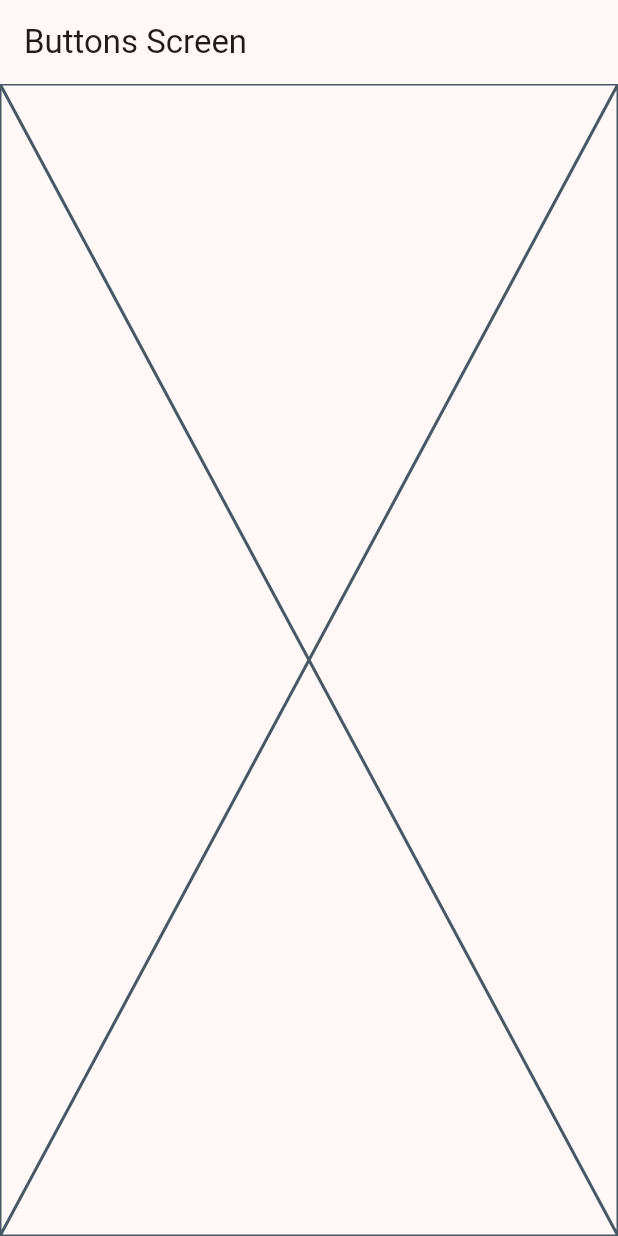
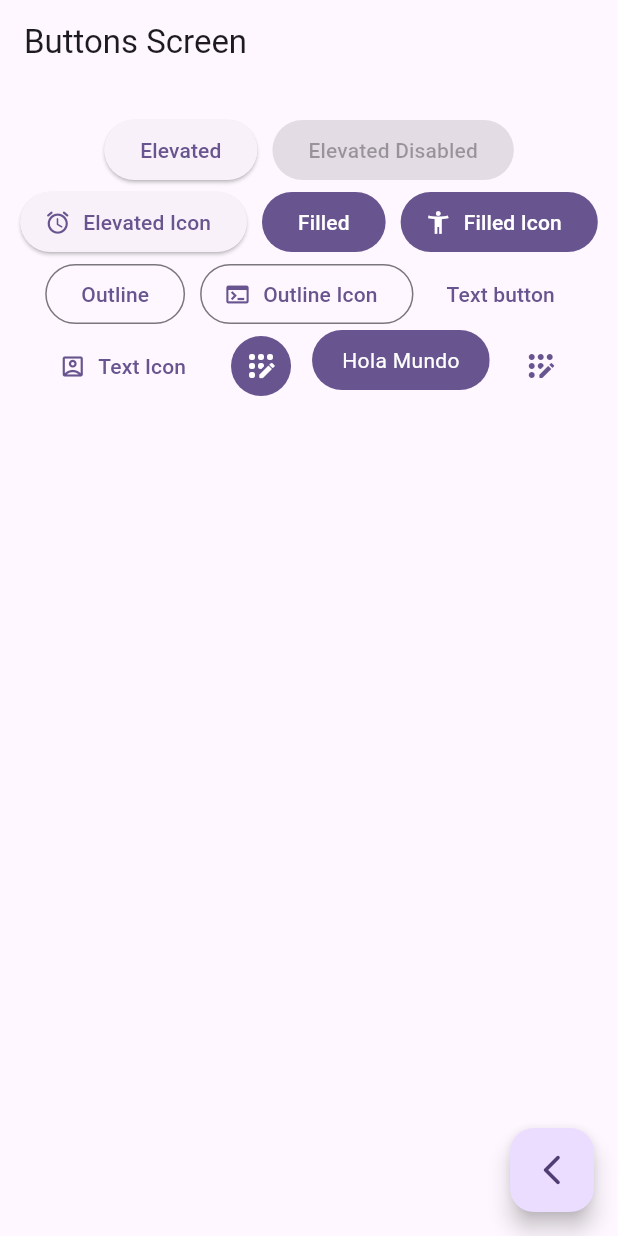
Before and after one commit to Zetien/widgetsappz, a Flutter app: the ButtonsScreen screen opened by its route, on a phone screen of 412 x 824 dp. Run offline on Flutter 3.47's test engine with Material 3 defaults, Android fonts, the phone set to English and light mode, and no system bars; our stand-ins replace go_router.

Commit message:
generacion de botones sobre la vista

```diff
--- a/lib/config/router/app_router.dart
+++ b/lib/config/router/app_router.dart
@@ -6,16 +6,19 @@ final appRouter = GoRouter(
   routes: [
     GoRoute(
       path: '/',
+      name: HomeScreen.name,
       builder: (context, state) => const HomeScreen(),
     ),
 
     GoRoute(
       path: '/buttons',
+      name: ButtonsScreen.name,
       builder: (context, state) => const ButtonsScreen(),
     ),
 
     GoRoute(
       path: '/cards',
+      name: CardsScreen.name,
       builder: (context, state) => const CardsScreen(),
     )
   ]
--- a/lib/main.dart
+++ b/lib/main.dart
@@ -15,7 +15,7 @@ class MainApp extends StatelessWidget {
     return MaterialApp.router(
         routerConfig: appRouter,
         debugShowCheckedModeBanner: false,
-        theme: AppTheme(selectedColor: 3).getTheme(),
+        theme: AppTheme(selectedColor: 5).getTheme(),
     );
   }
 }
--- a/lib/presentation/screens/buttons/buttons_screen.dart
+++ b/lib/presentation/screens/buttons/buttons_screen.dart
@@ -1,6 +1,8 @@
 import 'package:flutter/material.dart';
+import 'package:go_router/go_router.dart';
 
 class ButtonsScreen extends StatelessWidget {
+  static const String name = 'buttons_screen';
   const ButtonsScreen({super.key});
 
   @override
@@ -9,7 +11,95 @@ class ButtonsScreen extends StatelessWidget {
       appBar: AppBar(
         title: const Text('Buttons Screen'),
       ),
-      body: const Placeholder(),
+      body: const _ButtonsViews(),
+      floatingActionButton: FloatingActionButton(
+        child: const Icon(Icons.arrow_back_ios_new_rounded),
+        onPressed: () {
+          context.pop();
+        },
+      ),
     );
   }
 }
+
+class _ButtonsViews extends StatelessWidget {
+  const _ButtonsViews();
+
+  @override
+  Widget build(BuildContext context) {
+    final colors = Theme.of(context).colorScheme;
+    return SizedBox(
+      width: double.infinity,
+      child: Padding(
+        padding: const EdgeInsets.symmetric(horizontal: 10, vertical: 20),
+        child: Wrap(
+          spacing: 10,
+          alignment: WrapAlignment.center,
+          children: [
+            ElevatedButton(onPressed: () {}, child: const Text('Elevated')),
+            const ElevatedButton(
+                onPressed: null, child: Text('Elevated Disabled')),
+            ElevatedButton.icon(
+                onPressed: () {},
+                icon: const Icon(Icons.access_alarm_rounded),
+                label: const Text('Elevated Icon')),
+            FilledButton(onPressed: () {}, child: const Text('Filled')),
+            FilledButton.icon(
+                onPressed: () {},
+                icon: const Icon(Icons.accessibility_new),
+                label: const Text('Filled Icon')),
+            OutlinedButton(onPressed: () {}, child: const Text('Outline')),
+            OutlinedButton.icon(
+              onPressed: () {},
+              label: const Text('Outline Icon'),
+              icon: const Icon(Icons.terminal_outlined),
+            ),
+            TextButton(onPressed: () {}, child: const Text('Text button')),
+            TextButton.icon(
+                onPressed: () {},
+                label: const Text('Text Icon'),
+                icon: const Icon(Icons.account_box_outlined)),
+            //TODO CUSTOM Button
+            IconButton(
+                onPressed: () {},
+                icon: const Icon(Icons.app_registration_rounded),
+                style: ButtonStyle(
+                    backgroundColor: WidgetStatePropertyAll(colors.primary),
+                    iconColor: const WidgetStatePropertyAll(Colors.white))),
+            const CustomButtom(),
+            IconButton(
+                onPressed: () {},
+                icon: const Icon(Icons.app_registration_rounded),
+                style: ButtonStyle(
+                    iconColor: WidgetStatePropertyAll(colors.primary))),
+          ],
+        ),
+      ),
+    );
+  }
+}
+
+class CustomButtom extends StatelessWidget {
+  const CustomButtom({super.key});
+
+  @override
+  Widget build(BuildContext context) {
+    final colors = Theme.of(context).colorScheme;
+    return ClipRRect(
+      borderRadius: BorderRadius.circular(20),
+      child: Material(
+        color: colors.primary,
+        child: InkWell(
+          onTap: () {},
+          child: const Padding(
+            padding: EdgeInsets.symmetric(horizontal: 20, vertical: 10),
+            child: Text(
+              'Hola Mundo',
+              style: TextStyle(color: Colors.white),
+            ),
+          ),
+        ),
+      ),
+    );
+  }
+}
--- a/lib/presentation/screens/cards/cards_screen.dart
+++ b/lib/presentation/screens/cards/cards_screen.dart
@@ -1,6 +1,7 @@
 import 'package:flutter/material.dart';
 
 class CardsScreen extends StatelessWidget {
+  static const String name = 'cards_screen';
   const CardsScreen({super.key});
 
   @override
--- a/lib/presentation/screens/home/home_screen.dart
+++ b/lib/presentation/screens/home/home_screen.dart
@@ -1,10 +1,10 @@
 import 'package:flutter/material.dart';
 import 'package:go_router/go_router.dart';
 import 'package:widgets_app/config/menu/memu_items.dart';
-import 'package:widgets_app/presentation/screens/buttons/buttons_screen.dart';
-import 'package:widgets_app/presentation/screens/cards/cards_screen.dart';
+import 'package:widgets_app/presentation/screens/screens.dart';
 
 class HomeScreen extends StatelessWidget {
+  static const String name = 'home_screen';
   const HomeScreen({super.key});
 
   @override
@@ -60,6 +60,7 @@ class _CustomListTile extends StatelessWidget {
             .push(MaterialPageRoute(builder: (context) => const ButtonsScreen())); */
         //Navigator.pushNamed(context, menuItem.link);
         context.push(menuItem.link);
+        //context.pushNamed(CardsScreen.name);
       },
     );
   }
```
